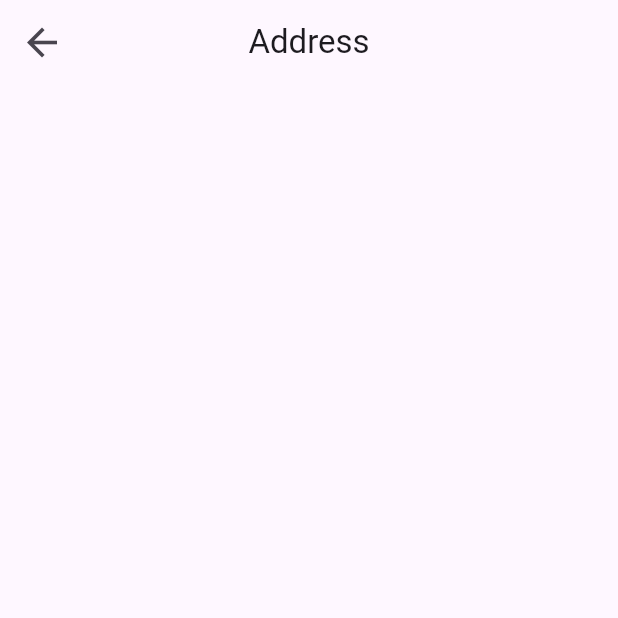
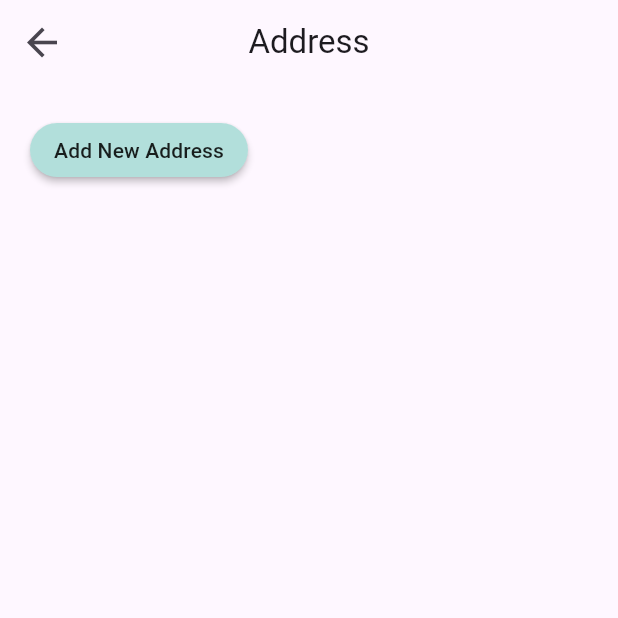
Before and after one commit to amgadelmarghny/store_app, a Flutter app: the AddressesView screen opened by its route, on a phone screen of 412 x 824 dp, the top half of it. Run offline on Flutter 3.47's test engine with Material 3 defaults, Android fonts, the phone set to English and light mode, and no system bars; our stand-ins replace bloc, cached_network_image, carousel_slider, conditional_builder_null_safety, dio, flutter_bloc and 6 more; accounts and stored records are empty; Roboto replaces fonts that are missing (Amiri).

```diff
--- a/lib/modules/address/get_address/addresses_view.dart
+++ b/lib/modules/address/get_address/addresses_view.dart
@@ -11,7 +11,7 @@ class AddressesView extends StatelessWidget {
         title: const Text('Address'),
       ),
       body: const Padding(
-        padding: EdgeInsets.symmetric(horizontal: 20),
+        padding: EdgeInsets.only(top: 20, left: 20, right: 20, bottom: 20),
         child: AddressesViewBody(),
       ),
     );
--- a/lib/modules/address/get_address/addresses_view_body.dart
+++ b/lib/modules/address/get_address/addresses_view_body.dart
@@ -1,4 +1,6 @@
 import 'package:flutter/material.dart';
+import 'package:store_2/modules/address/add_new_address/add_address_view.dart';
+import 'package:store_2/shared/style/colors.dart';
 
 class AddressesViewBody extends StatelessWidget {
   const AddressesViewBody({
@@ -7,6 +9,20 @@ class AddressesViewBody extends StatelessWidget {
 
   @override
   Widget build(BuildContext context) {
-    return const Column();
+    return SingleChildScrollView(
+      child: Column(
+        children: [
+          MaterialButton(
+            color: defaultColor.shade100,
+            shape: const RoundedRectangleBorder(
+                borderRadius: BorderRadius.all(Radius.circular(30))),
+            onPressed: () {
+              Navigator.pushNamed(context, AddAddressView.id);
+            },
+            child: const Text('Add New Address'),
+          ),
+        ],
+      ),
+    );
   }
 }
```
Also changed, not shown: lib/modules/address/get_address/address_item.dart (added, +19 -0 lines).
